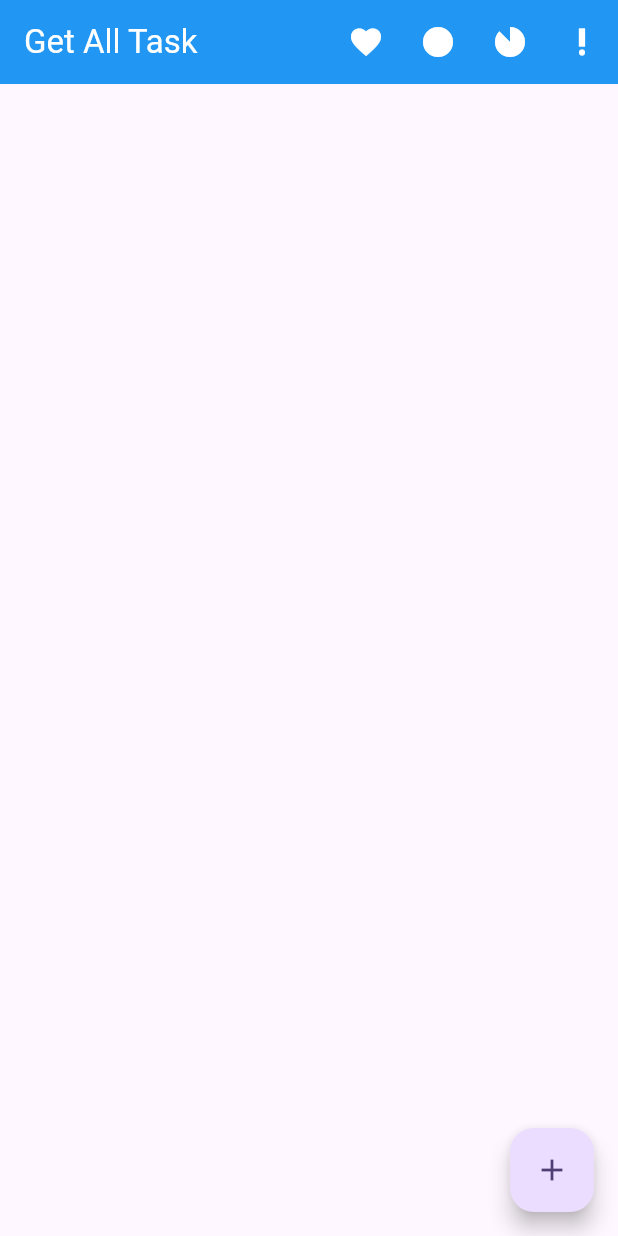
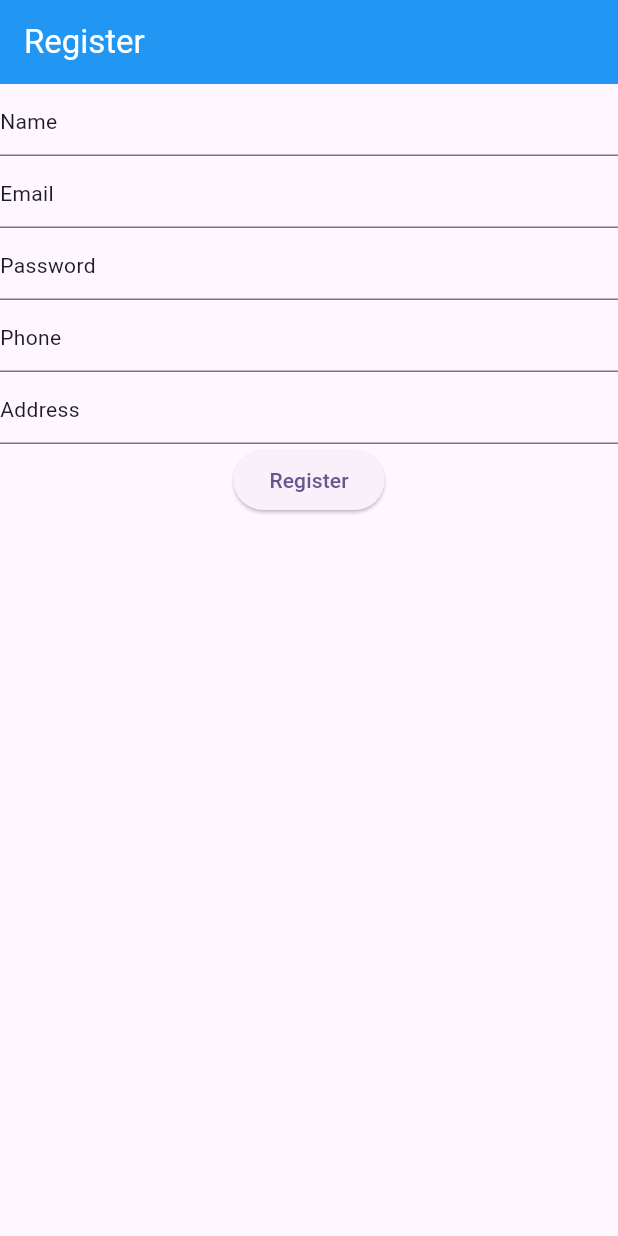
Before and after one commit to AbRehman536/haris_backend, a Flutter app: the screen it shows after launch, on a phone screen of 412 x 824 dp. Run offline on Flutter 3.47's test engine with Material 3 defaults, Android fonts, the phone set to English and light mode, and no system bars; our stand-ins replace cloud_firestore, firebase_auth, firebase_core; accounts and stored records are empty.

Commit message:
Register done

```diff
--- a/lib/main.dart
+++ b/lib/main.dart
@@ -1,5 +1,6 @@
 import 'package:firebase_core/firebase_core.dart';
 import 'package:flutter/material.dart';
+import 'package:haris_backend/views/auth/register.dart';
 import 'package:haris_backend/views/priority/get_all_priority.dart';
 import 'package:haris_backend/views/tasks/get_all_task.dart';
 
@@ -35,7 +36,7 @@ class MyApp extends StatelessWidget {
         // tested with just a hot reload.
         colorScheme: ColorScheme.fromSeed(seedColor: Colors.deepPurple),
       ),
-      home: GetAllTask(),
+      home: Register(),
     );
   }
 }
--- /dev/null
+++ b/lib/models/user.dart
@@ -0,0 +1,45 @@
+// To parse this JSON data, do
+//
+//     final userModel = userModelFromJson(jsonString);
+
+import 'dart:convert';
+
+UserModel userModelFromJson(String str) => UserModel.fromJson(json.decode(str));
+
+String userModelToJson(UserModel data) => json.encode(data.toJson());
+
+class UserModel {
+  final String? docId;
+  final String? name;
+  final String? email;
+  final String? phone;
+  final String? address;
+  final int? createdAt;
+
+  UserModel({
+    this.docId,
+    this.name,
+    this.email,
+    this.phone,
+    this.address,
+    this.createdAt,
+  });
+
+  factory UserModel.fromJson(Map<String, dynamic> json) => UserModel(
+    docId: json["docID"],
+    name: json["name"],
+    email: json["email"],
+    phone: json["phone"],
+    address: json["address"],
+    createdAt: json["createdAt"],
+  );
+
+  Map<String, dynamic> toJson() => {
+    "docID": docId,
+    "name": name,
+    "email": email,
+    "phone": phone,
+    "address": address,
+    "createdAt": createdAt,
+  };
+}
--- /dev/null
+++ b/lib/services/auth.dart
@@ -0,0 +1,46 @@
+import 'package:firebase_auth/firebase_auth.dart';
+
+class AuthServices{
+  ///Register User
+  Future<User> registerUser({
+    required String email,
+    required String password
+})async{
+    try{
+      UserCredential userCredential =
+      await FirebaseAuth.instance
+          .createUserWithEmailAndPassword(
+          email: email, password: password);
+      userCredential.user!.sendEmailVerification();
+      return userCredential.user!;
+    }catch(e){
+      throw e.toString();
+    }
+  }
+  ///Login User
+  Future<User> loginUser({
+    required String email,
+    required String password
+  })async{
+    try{
+      UserCredential userCredential =
+      await FirebaseAuth.instance
+          .signInWithEmailAndPassword(
+          email: email, password: password);
+      return userCredential.user!;
+    }catch(e){
+      throw e.toString();
+    }
+  }
+  ///Reset Password
+  Future resetPassword({
+    required String email,
+  })async{
+    try{
+     await FirebaseAuth.instance
+         .sendPasswordResetEmail(email: email);
+    }catch(e){
+      throw e.toString();
+    }
+  }
+}
--- /dev/null
+++ b/lib/views/auth/register.dart
@@ -0,0 +1,105 @@
+import 'package:flutter/material.dart';
+import 'package:haris_backend/models/user.dart';
+import 'package:haris_backend/services/auth.dart';
+import 'package:haris_backend/services/user.dart';
+
+class Register extends StatefulWidget {
+  const Register({super.key});
+
+  @override
+  State<Register> createState() => _RegisterState();
+}
+
+class _RegisterState extends State<Register> {
+  TextEditingController nameController = TextEditingController();
+  TextEditingController emailController = TextEditingController();
+  TextEditingController passwordController = TextEditingController();
+  TextEditingController phoneController = TextEditingController();
+  TextEditingController addressController = TextEditingController();
+  bool isLoading = false;
+  @override
+  Widget build(BuildContext context) {
+    return Scaffold(
+      appBar:AppBar(
+        title: Text("Register"),
+        backgroundColor: Colors.blue,
+        foregroundColor: Colors.white,
+      ),
+      body: Column(
+        children: [
+          TextField(
+            controller: nameController,
+            decoration: InputDecoration(
+              hint: Text("Name"),
+            ),
+          ),
+          TextField(
+            controller: emailController,
+            decoration: InputDecoration(
+              hint: Text("Email"),
+            ),
+          ),
+          TextField(
+            controller: passwordController,
+            decoration: InputDecoration(
+              hint: Text("Password"),
+            ),
+          ),
+          TextField(
+            controller: phoneController,
+            decoration: InputDecoration(
+              hint: Text("Phone"),
+            ),
+          ),
+          TextField(
+            controller: addressController,
+            decoration: InputDecoration(
+              hint: Text("Address"),
+            ),
+          ),
+          isLoading ? Center(child: CircularProgressIndicator(),):
+          ElevatedButton(onPressed: ()async{
+            try{
+              isLoading = true;
+              setState(() {});
+              await AuthServices().registerUser(
+                  email: emailController.text,
+                  password: passwordController.text)
+                  .then((value)async{
+                    await UserServices().createUser(
+                      UserModel(
+                        docId: value.uid.toString(),
+                        name: nameController.text,
+                        email: emailController.text,
+                        phone: phoneController.text,
+                        address: addressController.text,
+                        createdAt: DateTime.now().millisecondsSinceEpoch,
+                      )
+                    );
+              }).then((val){
+                isLoading = false;
+                setState(() {});
+                showDialog(context: context, builder: (BuildContext context) {
+                  return AlertDialog(
+                    content: Text("Register Successfully"),
+                    actions: [
+                      TextButton(onPressed: (){
+                        Navigator.pop(context);
+                        Navigator.pop(context);
+                      }, child: Text("Ok"))
+                    ],
+                  );
+                });
+              });
+            }catch(e){
+              isLoading = false;
+              setState(() {});
+              ScaffoldMessenger.of(context)
+                  .showSnackBar(SnackBar(content: Text(e.toString())));
+            }
+          }, child: Text("Register"))
+        ],
+      ),
+    );
+  }
+}
```
Also changed, not shown: lib/services/user.dart (added, +42 -0 lines).
